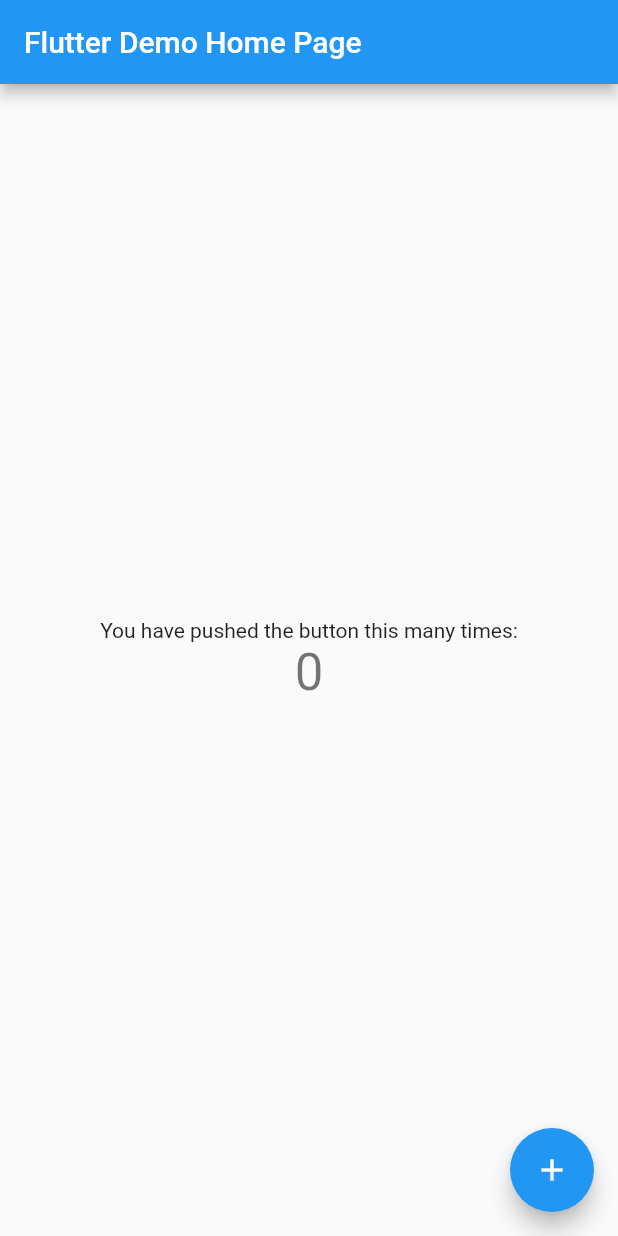
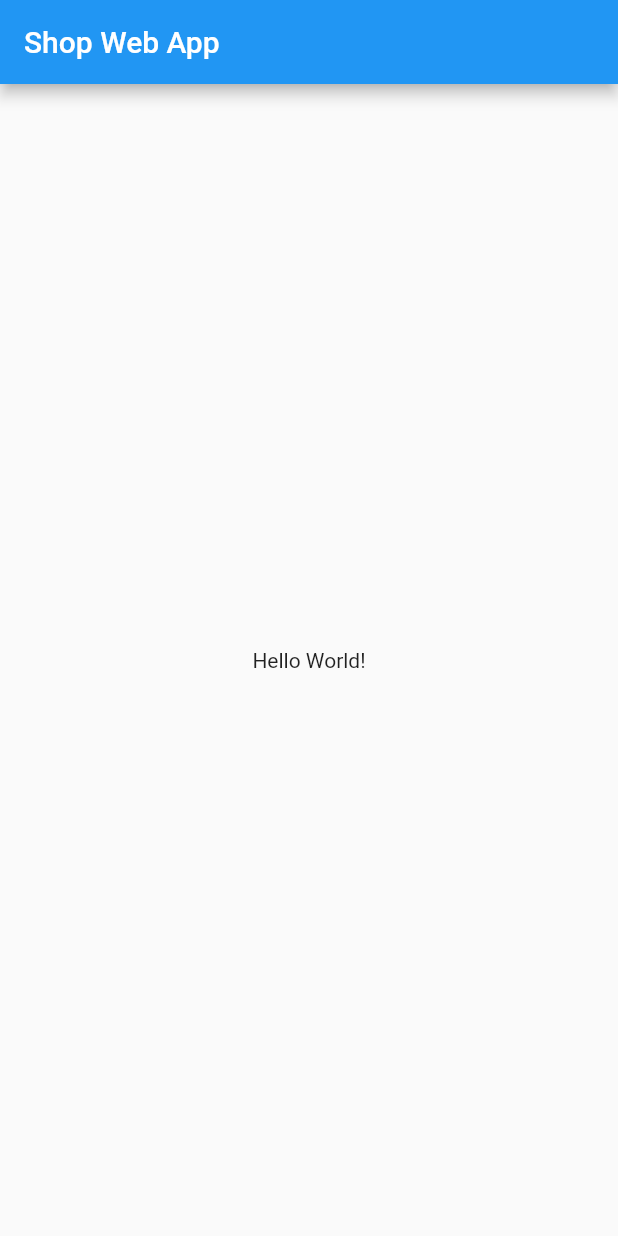
Before and after one commit to bladerangel/shop_web_app, a Flutter app: the screen it shows after launch, on a phone screen of 412 x 824 dp. Run offline on Flutter 3.47's test engine with Material 2 defaults, Android fonts, the phone set to English and light mode, and no system bars.

Commit message:
Remove unused code

```diff
--- a/lib/main.dart
+++ b/lib/main.dart
@@ -1,113 +1,43 @@
 import 'package:flutter/material.dart';
 
 void main() {
-  runApp(MyApp());
+  runApp(App());
 }
 
-class MyApp extends StatelessWidget {
-  // This widget is the root of your application.
+class App extends StatelessWidget {
   @override
   Widget build(BuildContext context) {
     return MaterialApp(
-      title: 'Flutter Demo',
+      title: 'Shop Web App',
       theme: ThemeData(
-        // This is the theme of your application.
-        //
-        // Try running your application with "flutter run". You'll see the
-        // application has a blue toolbar. Then, without quitting the app, try
-        // changing the primarySwatch below to Colors.green and then invoke
-        // "hot reload" (press "r" in the console where you ran "flutter run",
-        // or simply save your changes to "hot reload" in a Flutter IDE).
-        // Notice that the counter didn't reset back to zero; the application
-        // is not restarted.
         primarySwatch: Colors.blue,
       ),
-      home: MyHomePage(title: 'Flutter Demo Home Page'),
+      home: HomePage(title: 'Shop Web App'),
     );
   }
 }
 
-class MyHomePage extends StatefulWidget {
-  MyHomePage({Key key, this.title}) : super(key: key);
-
-  // This widget is the home page of your application. It is stateful, meaning
-  // that it has a State object (defined below) that contains fields that affect
-  // how it looks.
-
-  // This class is the configuration for the state. It holds the values (in this
-  // case the title) provided by the parent (in this case the App widget) and
-  // used by the build method of the State. Fields in a Widget subclass are
-  // always marked "final".
-
+class HomePage extends StatelessWidget {
   final String title;
 
-  @override
-  _MyHomePageState createState() => _MyHomePageState();
-}
-
-class _MyHomePageState extends State<MyHomePage> {
-  int _counter = 0;
-
-  void _incrementCounter() {
-    setState(() {
-      // This call to setState tells the Flutter framework that something has
-      // changed in this State, which causes it to rerun the build method below
-      // so that the display can reflect the updated values. If we changed
-      // _counter without calling setState(), then the build method would not be
-      // called again, and so nothing would appear to happen.
-      _counter++;
-    });
-  }
+  HomePage({Key key, this.title}) : super(key: key);
 
   @override
   Widget build(BuildContext context) {
-    // This method is rerun every time setState is called, for instance as done
-    // by the _incrementCounter method above.
-    //
-    // The Flutter framework has been optimized to make rerunning build methods
-    // fast, so that you can just rebuild anything that needs updating rather
-    // than having to individually change instances of widgets.
     return Scaffold(
       appBar: AppBar(
-        // Here we take the value from the MyHomePage object that was created by
-        // the App.build method, and use it to set our appbar title.
-        title: Text(widget.title),
+        title: Text(title),
       ),
       body: Center(
-        // Center is a layout widget. It takes a single child and positions it
-        // in the middle of the parent.
         child: Column(
-          // Column is also a layout widget. It takes a list of children and
-          // arranges them vertically. By default, it sizes itself to fit its
-          // children horizontally, and tries to be as tall as its parent.
-          //
-          // Invoke "debug painting" (press "p" in the console, choose the
-          // "Toggle Debug Paint" action from the Flutter Inspector in Android
-          // Studio, or the "Toggle Debug Paint" command in Visual Studio Code)
-          // to see the wireframe for each widget.
-          //
-          // Column has various properties to control how it sizes itself and
-          // how it positions its children. Here we use mainAxisAlignment to
-          // center the children vertically; the main axis here is the vertical
-          // axis because Columns are vertical (the cross axis would be
-          // horizontal).
           mainAxisAlignment: MainAxisAlignment.center,
           children: <Widget>[
             Text(
-              'You have pushed the button this many times:',
-            ),
-            Text(
-              '$_counter',
-              style: Theme.of(context).textTheme.headline4,
+              'Hello World!',
             ),
           ],
         ),
       ),
-      floatingActionButton: FloatingActionButton(
-        onPressed: _incrementCounter,
-        tooltip: 'Increment',
-        child: Icon(Icons.add),
-      ), // This trailing comma makes auto-formatting nicer for build methods.
     );
   }
 }
```
